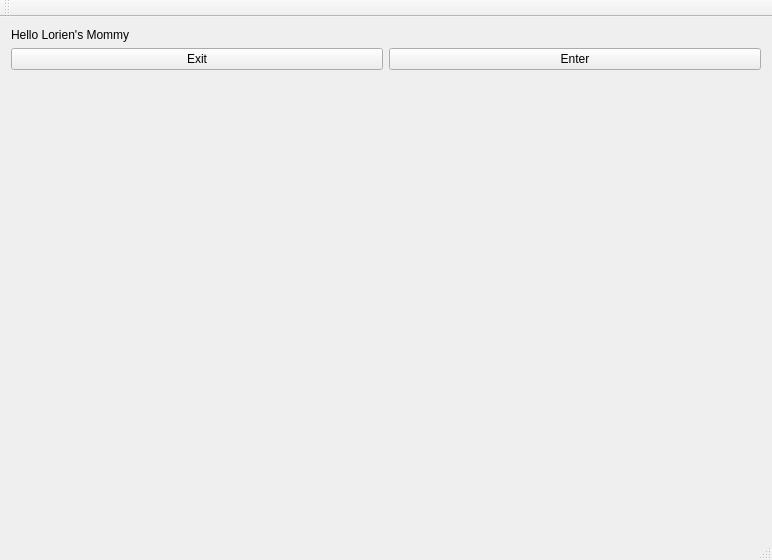
Above: Qt Repo/QTest/mainwindow.ui from Skyway666/Qt-Practice before the change. Below: the same form after it.
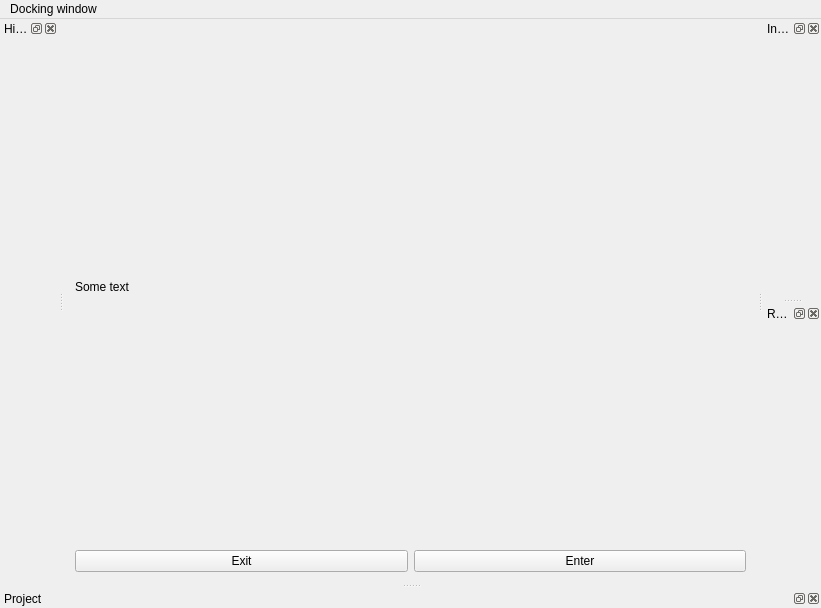
That is the form after the change.

Commit message: Docking implemented (quac quac)

```diff
--- a/Qt Repo/QTest/mainwindow.ui
+++ b/Qt Repo/QTest/mainwindow.ui
@@ -6,19 +6,21 @@
    <rect>
     <x>0</x>
     <y>0</y>
-    <width>772</width>
-    <height>560</height>
+    <width>821</width>
+    <height>608</height>
    </rect>
   </property>
   <property name="windowTitle">
    <string>MainWindow</string>
   </property>
   <widget class="QWidget" name="centralWidget">
+   <layout class="QHBoxLayout" name="horizontalLayout_2">
+    <item>
    <layout class="QVBoxLayout" name="verticalLayout">
     <item>
      <widget class="QLabel" name="text">
       <property name="text">
-       <string>Hello Lorien's Mommy</string>
+         <string>Some text</string>
       </property>
      </widget>
     </item>
@@ -40,18 +42,7 @@
       </item>
      </layout>
     </item>
-    <item>
-     <spacer name="verticalSpacer">
-      <property name="orientation">
-       <enum>Qt::Vertical</enum>
-      </property>
-      <property name="sizeHint" stdset="0">
-       <size>
-        <width>20</width>
-        <height>436</height>
-       </size>
-      </property>
-     </spacer>
+     </layout>
     </item>
    </layout>
   </widget>
@@ -60,20 +51,56 @@
     <rect>
      <x>0</x>
      <y>0</y>
-     <width>772</width>
-     <height>21</height>
+     <width>821</width>
+     <height>22</height>
     </rect>
    </property>
-  </widget>
-  <widget class="QToolBar" name="mainToolBar">
-   <attribute name="toolBarArea">
-    <enum>TopToolBarArea</enum>
+   <widget class="QMenu" name="menuDocking_window">
+    <property name="title">
+     <string>Docking window</string>
+    </property>
+   </widget>
+   <addaction name="menuDocking_window"/>
+  </widget>
+  <widget class="QDockWidget" name="Hierarchy">
+   <property name="windowTitle">
+    <string>Hierarchy</string>
+   </property>
+   <attribute name="dockWidgetArea">
+    <number>1</number>
    </attribute>
-   <attribute name="toolBarBreak">
+   <widget class="QWidget" name="dockWidgetContents_6"/>
+  </widget>
+  <widget class="QDockWidget" name="Inspector_2">
+   <property name="floating">
     <bool>false</bool>
+   </property>
+   <property name="windowTitle">
+    <string>Inspector</string>
+   </property>
+   <attribute name="dockWidgetArea">
+    <number>2</number>
    </attribute>
+   <widget class="QWidget" name="dockWidgetContents_7"/>
   </widget>
-  <widget class="QStatusBar" name="statusBar"/>
+  <widget class="QDockWidget" name="Project">
+   <property name="windowTitle">
+    <string>Project</string>
+   </property>
+   <attribute name="dockWidgetArea">
+    <number>8</number>
+   </attribute>
+   <widget class="QWidget" name="dockWidgetContents_8"/>
+  </widget>
+  <widget class="QDockWidget" name="Rendering_2">
+   <property name="windowTitle">
+    <string>Rendering</string>
+   </property>
+   <attribute name="dockWidgetArea">
+    <number>2</number>
+   </attribute>
+   <widget class="QWidget" name="dockWidgetContents_9"/>
+  </widget>
  </widget>
  <layoutdefault spacing="6" margin="11"/>
  <resources/>
```
Lines whose indentation alone changed are shown as unchanged.
